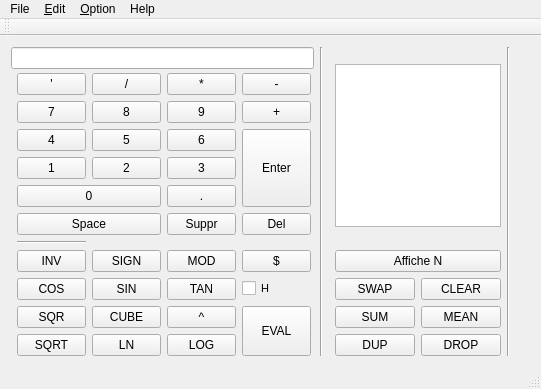
Above: Classe_GUI/mainwindow.ui from lfgLO21/projet-LO21 before the change. Below: the same form after it.
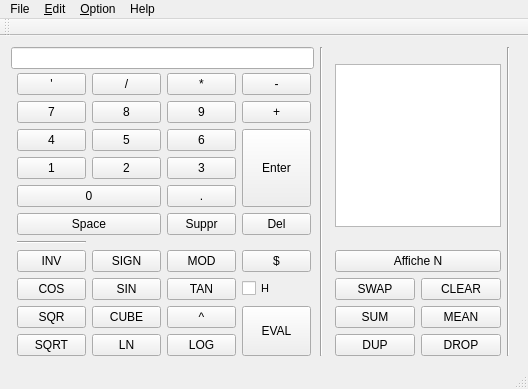
That is the form after the change.

Commit message: pour ne pas pouvoir resizer l'IHM

```diff
--- a/Classe_GUI/mainwindow.ui
+++ b/Classe_GUI/mainwindow.ui
@@ -6,10 +6,28 @@
    <rect>
     <x>0</x>
     <y>0</y>
-    <width>541</width>
+    <width>528</width>
     <height>389</height>
    </rect>
   </property>
+  <property name="sizePolicy">
+   <sizepolicy hsizetype="Fixed" vsizetype="Fixed">
+    <horstretch>0</horstretch>
+    <verstretch>0</verstretch>
+   </sizepolicy>
+  </property>
+  <property name="minimumSize">
+   <size>
+    <width>528</width>
+    <height>389</height>
+   </size>
+  </property>
+  <property name="maximumSize">
+   <size>
+    <width>528</width>
+    <height>389</height>
+   </size>
+  </property>
   <property name="windowTitle">
    <string>MainWindow</string>
   </property>
@@ -530,7 +548,7 @@
     <rect>
      <x>0</x>
      <y>0</y>
-     <width>541</width>
+     <width>528</width>
      <height>21</height>
     </rect>
    </property>
```
